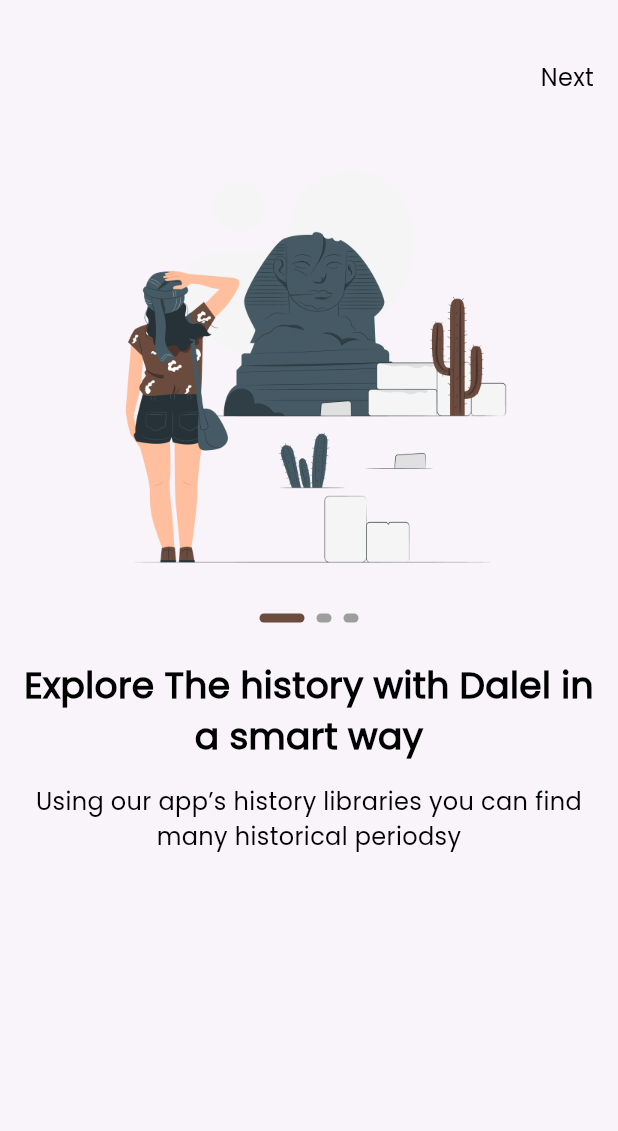
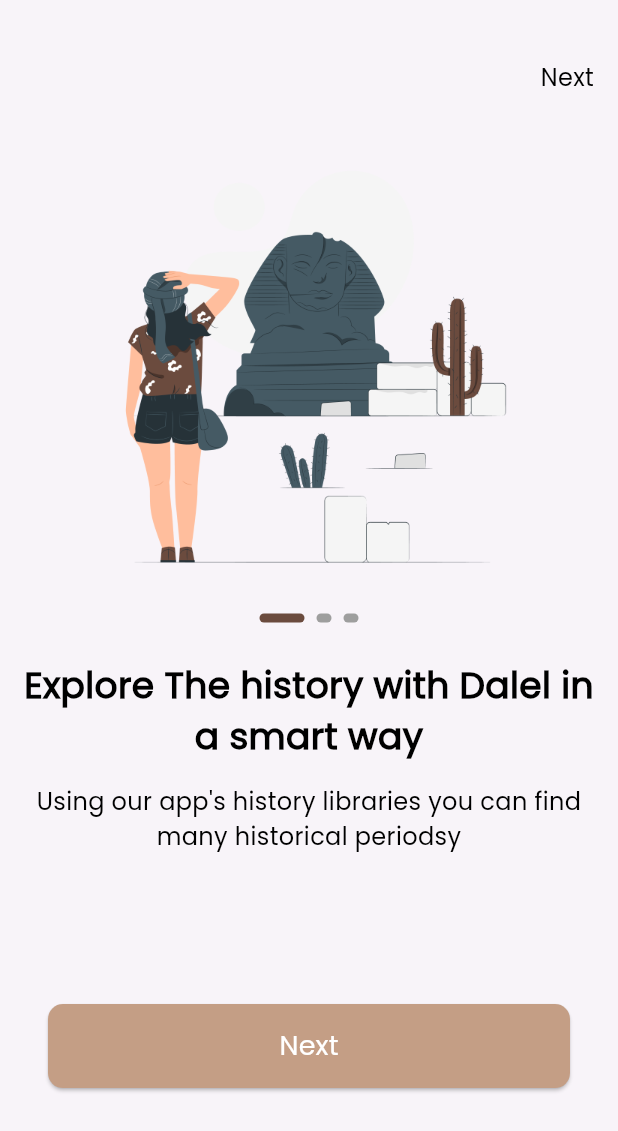
Before and after one commit to zezo2030/dalel_ai_create, a Flutter app: the screen it shows after launch, on a phone screen of 412 x 824 dp. Shown: the top 1131 px of the screen. Run offline on Flutter 3.47's test engine with Material 3 defaults, Android fonts, the phone set to English and light mode, and no system bars; drawn by our look-alikes of smooth_page_indicator; our stand-ins replace get_it, go_router, shared_preferences.

Commit message:
finsh onbarding

```diff
--- a/lib/core/router/app_router.dart
+++ b/lib/core/router/app_router.dart
@@ -1,3 +1,5 @@
+import 'package:dalel_ai/features/auth/presentation/views/sign_in_view.dart';
+import 'package:dalel_ai/features/auth/presentation/views/sign_up_view.dart';
 import 'package:dalel_ai/features/on_boarding/presentation/view/on_boarding_view.dart';
 import 'package:go_router/go_router.dart';
 import 'package:dalel_ai/features/splash/presentation/views/splash_view.dart';
@@ -13,6 +15,14 @@ abstract class AppRouter {
         path: '/onboarding',
         builder: (context, state) => const OnboardingView(),
       ),
+      GoRoute(
+        path: '/signup',
+        builder: (context, state) => const SignUpView(),
+      ),
+      GoRoute(
+        path: '/signin',
+        builder: (context, state) => const SignInView(),
+      ),
     ],
   );
 }
--- a/lib/core/utils/app_strings.dart
+++ b/lib/core/utils/app_strings.dart
@@ -19,7 +19,7 @@ abstract class AppStrings {
       signUp = "Sign Up",
       signIn = "Sign In",
       alreadyHaveAnAccount = "Already have an account ? ",
-      dontHaveAnAccount = "Don’t have an account ? ",
+      dontHaveAnAccount = "Don't have an account ? ",
       forgotPassword = "Forgot Password ?",
       //!Home Strings
       recommendations = "Recommendations",
@@ -67,7 +67,8 @@ abstract class AppStrings {
       resendCode = "Resend Code",
       verifyAccount = "Verify Account",
       enter4DigitCodeWeHaveSentTo = "Enter 4 digit code we have sent to ",
-      haventReceivedVerificationCode = "Haven’t received verification code?";
+      haventReceivedVerificationCode = "Haven't received verification code?",
+      onboardingVisited = 'onboarding_visited';
 }
 
 abstract class FireBaseStrings {
--- /dev/null
+++ b/lib/core/widgets/custom_btn.dart
@@ -0,0 +1,41 @@
+import 'package:dalel_ai/core/utils/app_colors.dart';
+import 'package:dalel_ai/core/utils/app_text_style.dart';
+import 'package:flutter/material.dart';
+
+class CustomButton extends StatelessWidget {
+  final String text;
+  final VoidCallback onPressed;
+
+  const CustomButton({
+    super.key,
+    required this.text,
+    required this.onPressed,
+  });
+
+  @override
+  Widget build(BuildContext context) {
+    return Padding(
+      padding: const EdgeInsets.symmetric(horizontal: 16),
+      child: SizedBox(
+        width: 343,
+        height: 56,
+        child: ElevatedButton(
+          onPressed: onPressed,
+          style: ElevatedButton.styleFrom(
+            backgroundColor: AppColors.primaryColor,
+            shape: RoundedRectangleBorder(
+              borderRadius: BorderRadius.circular(10),
+            ),
+          ),
+          child: Text(
+            text,
+            style: AppTextStyle.poppins16W400.copyWith(
+              color: Colors.white,
+              fontSize: 18,
+            ),
+          ),
+        ),
+      ),
+    );
+  }
+}
--- /dev/null
+++ b/lib/features/on_boarding/data/model/on_boarding_model.dart
@@ -0,0 +1,33 @@
+import 'package:dalel_ai/core/utils/app_assets.dart';
+
+class OnBoardingModel {
+  final String image;
+  final String title;
+  final String subTitle;
+
+  OnBoardingModel({
+    required this.image,
+    required this.title,
+    required this.subTitle,
+  });
+}
+
+List<OnBoardingModel> onBoardingList = [
+  OnBoardingModel(
+    image: AppAssets.imagesOnBoarding,
+    title: 'Explore The history with Dalel in a smart way',
+    subTitle:
+        'Using our app’s history libraries you can find many historical periods ',
+  ),
+  OnBoardingModel(
+    image: AppAssets.imagesOnBoarding1,
+    title: 'From every place on earth',
+    subTitle: 'A big variety of ancient places from all over the world',
+  ),
+  OnBoardingModel(
+    image: AppAssets.imagesOnBoarding2,
+    title: 'Using modern AI technology for better user experience',
+    subTitle:
+        'AI provide recommendations and helps you to continue the search journey',
+  ),
+];
--- a/lib/features/on_boarding/presentation/view/on_boarding_view.dart
+++ b/lib/features/on_boarding/presentation/view/on_boarding_view.dart
@@ -1,10 +1,29 @@
 import 'package:dalel_ai/core/utils/app_colors.dart';
-import 'package:dalel_ai/features/on_boarding/presentation/view/widgets/on_boarding_widget_body.dart';
+import 'package:dalel_ai/core/utils/app_strings.dart';
+import 'package:dalel_ai/core/utils/app_text_style.dart';
+import 'package:dalel_ai/core/widgets/custom_btn.dart';
+import 'package:dalel_ai/features/on_boarding/data/model/on_boarding_model.dart';
+import 'package:dalel_ai/features/on_boarding/presentation/function/functions.dart';
+import 'package:dalel_ai/features/on_boarding/presentation/widgets/on_boarding_widget_body.dart';
 import 'package:flutter/material.dart';
-import 'package:dalel_ai/features/on_boarding/presentation/view/widgets/next_text_widget.dart';
+import 'package:dalel_ai/features/on_boarding/presentation/widgets/next_text_widget.dart';
 
-class OnboardingView extends StatelessWidget {
+class OnboardingView extends StatefulWidget {
   const OnboardingView({super.key});
+
+  @override
+  State<OnboardingView> createState() => _OnboardingViewState();
+}
+
+class _OnboardingViewState extends State<OnboardingView> {
+  bool isLastPage = false;
+  final PageController pageController = PageController();
+
+  @override
+  void dispose() {
+    pageController.dispose();
+    super.dispose();
+  }
 
   @override
   Widget build(BuildContext context) {
@@ -16,9 +35,40 @@ class OnboardingView extends StatelessWidget {
           child: ListView(
             children: [
               const SizedBox(height: 40),
-              const NextTextWidget(),
+              isLastPage ? Container() : const NextTextWidget(),
               const SizedBox(height: 32),
-              const OnBoardingWidgetBody(),
+              OnBoardingWidgetBody(
+                controller: pageController,
+                onPageChanged: (index) {
+                  setState(() {
+                    isLastPage = index ==
+                        onBoardingList.length -
+                            1; // assuming you have 3 pages (0,1,2)
+                  });
+                },
+              ),
+              const SizedBox(height: 80),
+              if (!isLastPage)
+                CustomButton(
+                  text: AppStrings.next,
+                  onPressed: () => goToNextPage(pageController),
+                )
+              else ...[
+                CustomButton(
+                    text: AppStrings.createAccount, onPressed: goToSignUp),
+                const SizedBox(height: 16),
+                GestureDetector(
+                  onTap: goToSignIn,
+                  child: Text(
+                    AppStrings.signIn,
+                    style: AppTextStyle.poppins16W400.copyWith(
+                      color: AppColors.primaryColor,
+                      decoration: TextDecoration.underline,
+                    ),
+                    textAlign: TextAlign.center,
+                  ),
+                ),
+              ],
             ],
           ),
         ),
--- a/lib/features/on_boarding/presentation/view/widgets/on_boarding_widget_body.dart
+++ /dev/null
@@ -1,69 +0,0 @@
-import 'package:dalel_ai/core/utils/app_assets.dart';
-import 'package:dalel_ai/core/utils/app_text_style.dart';
-import 'package:dalel_ai/features/on_boarding/presentation/view/widgets/smooth_page_indicator.dart';
-import 'package:flutter/material.dart';
-
-class OnBoardingWidgetBody extends StatefulWidget {
-  const OnBoardingWidgetBody({super.key});
-
-  @override
-  State<OnBoardingWidgetBody> createState() => _OnBoardingWidgetBodyState();
-}
-
-class _OnBoardingWidgetBodyState extends State<OnBoardingWidgetBody> {
-  final PageController _pageController = PageController();
-
-  @override
-  void dispose() {
-    _pageController.dispose();
-    super.dispose();
-  }
-
-  @override
-  Widget build(BuildContext context) {
-    return SizedBox(
-      height: 500,
-      child: PageView.builder(
-        controller: _pageController,
-        itemCount: 3,
-        itemBuilder: (context, index) {
-          return Column(
-            children: [
-              Container(
-                height: 290,
-                width: 343,
-                decoration: BoxDecoration(
-                  image: DecorationImage(
-                    image: AssetImage(AppAssets.imagesOnBoarding1),
-                    fit: BoxFit.fill,
-                  ),
-                ),
-              ),
-              const SizedBox(height: 24),
-              CustomSmoothPageIndicator(
-                controller: _pageController,
-                count: 3,
-              ),
-              const SizedBox(height: 24),
-              Text(
-                'Explore The history with Dalel in a smart way',
-                style: AppTextStyle.poppins24W500.copyWith(
-                  fontWeight: FontWeight.bold,
-                ),
-                textAlign: TextAlign.center,
-                maxLines: 2,
-              ),
-              const SizedBox(height: 16),
-              Text(
-                'Using our app’s history libraries you can find many historical periodsy',
-                style: AppTextStyle.poppins16W400,
-                textAlign: TextAlign.center,
-                maxLines: 2,
-              ),
-            ],
-          );
-        },
-      ),
-    );
-  }
-}
--- /dev/null
+++ b/lib/features/on_boarding/presentation/widgets/on_boarding_image.dart
@@ -0,0 +1,24 @@
+import 'package:flutter/material.dart';
+
+class OnBoardingImage extends StatelessWidget {
+  final String imagePath;
+
+  const OnBoardingImage({
+    super.key,
+    required this.imagePath,
+  });
+
+  @override
+  Widget build(BuildContext context) {
+    return Container(
+      height: 290,
+      width: 343,
+      decoration: BoxDecoration(
+        image: DecorationImage(
+          image: AssetImage(imagePath),
+          fit: BoxFit.fill,
+        ),
+      ),
+    );
+  }
+}
--- /dev/null
+++ b/lib/features/on_boarding/presentation/widgets/on_boarding_text_content.dart
@@ -0,0 +1,36 @@
+import 'package:flutter/material.dart';
+import 'package:dalel_ai/core/utils/app_text_style.dart';
+
+class OnBoardingTextContent extends StatelessWidget {
+  final String title;
+  final String subTitle;
+
+  const OnBoardingTextContent({
+    super.key,
+    required this.title,
+    required this.subTitle,
+  });
+
+  @override
+  Widget build(BuildContext context) {
+    return Column(
+      children: [
+        Text(
+          title,
+          style: AppTextStyle.poppins24W500.copyWith(
+            fontWeight: FontWeight.bold,
+          ),
+          textAlign: TextAlign.center,
+          maxLines: 2,
+        ),
+        const SizedBox(height: 16),
+        Text(
+          subTitle,
+          style: AppTextStyle.poppins16W400,
+          textAlign: TextAlign.center,
+          maxLines: 2,
+        ),
+      ],
+    );
+  }
+}
--- /dev/null
+++ b/lib/features/on_boarding/presentation/widgets/on_boarding_widget_body.dart
@@ -0,0 +1,56 @@
+import 'package:dalel_ai/core/utils/app_assets.dart';
+import 'package:dalel_ai/features/on_boarding/data/model/on_boarding_model.dart';
+import 'package:dalel_ai/features/on_boarding/presentation/widgets/on_boarding_image.dart';
+import 'package:dalel_ai/features/on_boarding/presentation/widgets/on_boarding_text_content.dart';
+import 'package:dalel_ai/features/on_boarding/presentation/widgets/smooth_page_indicator.dart';
+import 'package:flutter/material.dart';
+
+
+class OnBoardingWidgetBody extends StatefulWidget {
+  final Function(int) onPageChanged;
+  final PageController controller;
+
+  const OnBoardingWidgetBody({
+    super.key,
+    required this.onPageChanged,
+    required this.controller,
+  });
+
+  @override
+  State<OnBoardingWidgetBody> createState() => _OnboardingWidgetBodyState();
+}
+
+class _OnboardingWidgetBodyState extends State<OnBoardingWidgetBody> {
+
+  @override
+  Widget build(BuildContext context) {
+    return SizedBox(
+      height: MediaQuery.sizeOf(context).height * 0.6,
+      child: PageView.builder(
+        controller: widget.controller,
+        itemCount: onBoardingList.length,
+        onPageChanged: widget.onPageChanged,
+        itemBuilder: (context, index) => _buildPageContent(index),
+      ),
+    );
+  }
+
+  Widget _buildPageContent(int index) {
+    return Column(
+      children: [
+        OnBoardingImage(imagePath: AppAssets.imagesOnBoarding1),
+        const SizedBox(height: 24),
+        CustomSmoothPageIndicator(
+          controller: widget.controller,
+          count: 3,
+        ),
+        const SizedBox(height: 24),
+        OnBoardingTextContent(
+          title: 'Explore The history with Dalel in a smart way',
+          subTitle:
+              "Using our app's history libraries you can find many historical periodsy",
+        ),
+      ],
+    );
+  }
+}
--- a/pubspec.yaml
+++ b/pubspec.yaml
@@ -36,6 +36,8 @@ dependencies:
   cupertino_icons: ^1.0.8
   go_router: ^14.8.0
   smooth_page_indicator: ^1.2.0+3
+  shared_preferences: ^2.5.2
+  get_it: ^8.0.3
 
 dev_dependencies:
   flutter_test:
```
Also changed, not shown: lib/core/database/cache/cache_helper.dart (added, +71 -0 lines), lib/core/services/service_locator.dart (added, +14 -0 lines), lib/core/widgets/custom_text_field.dart (added, +78 -0 lines), lib/features/auth/presentation/views/sign_in_view.dart (added, +13 -0 lines), lib/features/auth/presentation/views/sign_up_view.dart (added, +26 -0 lines), lib/features/on_boarding/presentation/function/functions.dart (added, +28 -0 lines), lib/features/splash/presentation/views/splash_view.dart (+19 -8 lines), lib/main.dart (+6 -1 lines), lib/features/on_boarding/presentation/widgets/next_text_widget.dart (renamed from lib/features/on_boarding/presentation/view/widgets/next_text_widget.dart), lib/features/on_boarding/presentation/widgets/smooth_page_indicator.dart (renamed from lib/features/on_boarding/presentation/view/widgets/smooth_page_indicator.dart), pubspec.lock, 2 other files.
